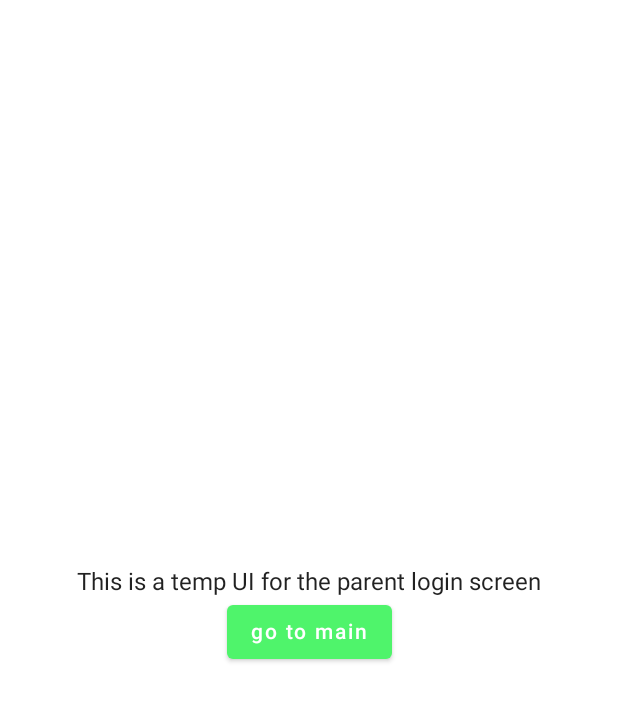
After one commit to roma321m/Kong-Fu-Java, an Android app built with Jetpack Compose: the composable ParentLoginScreen shown on its own in the app's theme, on a phone screen of 412 x 824 dp. The commit adds this screen. Shown: the top 701 px of the screen. Run offline under Robolectric (Android 15) with nearby library versions, the phone set to English and light mode, and no system bars; 1 statement that could not run was skipped.

Commit message:
Packages reorder and added parent login screen navigation

```diff
--- a/app/src/main/java/dorin_roman/app/kongfujava/navigation/Screens.kt
+++ b/app/src/main/java/dorin_roman/app/kongfujava/navigation/Screens.kt
@@ -10,6 +10,7 @@ class Screens(navController: NavController) {
         const val USER_TYPE_SCREEN = "user_type"
         const val CHILD_LOGIN_SCREEN = "child_login"
         const val TEACHER_LOGIN_SCREEN = "teacher_login"
+        const val PARENT_LOGIN_SCREEN = "parent_login"
         const val MAIN_SCREEN = "main"
     }
 
@@ -25,6 +26,7 @@ class Screens(navController: NavController) {
         when (userType) {
             UserType.Teacher -> navController.navigate(route = TEACHER_LOGIN_SCREEN)
             UserType.Child -> navController.navigate(route = CHILD_LOGIN_SCREEN)
+            UserType.Parent -> navController.navigate(route = PARENT_LOGIN_SCREEN)
         }
     }
 
--- a/app/src/main/java/dorin_roman/app/kongfujava/navigation/destination/ChildLoginComposable.kt
+++ b/app/src/main/java/dorin_roman/app/kongfujava/navigation/destination/ChildLoginComposable.kt
@@ -5,9 +5,9 @@ import androidx.compose.animation.core.tween
 import androidx.compose.animation.slideInHorizontally
 import androidx.navigation.NavGraphBuilder
 import com.google.accompanist.navigation.animation.composable
+import dorin_roman.app.kongfujava.navigation.Destinations.ENTER_NAVIGATION_ANIMATION_TIME_MILLIS
 import dorin_roman.app.kongfujava.navigation.Screens
-import dorin_roman.app.kongfujava.navigation.Destinations.ENTER_NAVIGATION_ANIMATION_TIME_MILLIS
-import dorin_roman.app.kongfujava.ui.screens.child_login.ChildLoginScreen
+import dorin_roman.app.kongfujava.ui.screens.login.child.ChildLoginScreen
 
 @ExperimentalAnimationApi
 fun NavGraphBuilder.childLoginComposable(
--- a/app/src/main/java/dorin_roman/app/kongfujava/navigation/destination/SplashComposable.kt
+++ b/app/src/main/java/dorin_roman/app/kongfujava/navigation/destination/SplashComposable.kt
@@ -5,8 +5,8 @@ import androidx.compose.animation.core.tween
 import androidx.compose.animation.slideOutVertically
 import androidx.navigation.NavGraphBuilder
 import com.google.accompanist.navigation.animation.composable
+import dorin_roman.app.kongfujava.navigation.Destinations.EXIT_NAVIGATION_ANIMATION_TIME_MILLIS
 import dorin_roman.app.kongfujava.navigation.Screens.Companion.SPLASH_SCREEN
-import dorin_roman.app.kongfujava.navigation.Destinations.EXIT_NAVIGATION_ANIMATION_TIME_MILLIS
 import dorin_roman.app.kongfujava.ui.screens.splash.SplashScreen
 
 @ExperimentalAnimationApi
--- a/app/src/main/java/dorin_roman/app/kongfujava/navigation/destination/UserTypeComposable.kt
+++ b/app/src/main/java/dorin_roman/app/kongfujava/navigation/destination/UserTypeComposable.kt
@@ -4,7 +4,7 @@ import androidx.compose.animation.ExperimentalAnimationApi
 import androidx.navigation.NavGraphBuilder
 import com.google.accompanist.navigation.animation.composable
 import dorin_roman.app.kongfujava.navigation.Screens
-import dorin_roman.app.kongfujava.ui.screens.user_type.UserTypeScreen
+import dorin_roman.app.kongfujava.ui.screens.login.main.UserTypeScreen
 import dorin_roman.app.kongfujava.util.UserType
 
 
--- a/app/src/main/java/dorin_roman/app/kongfujava/ui/components/FortySixtyLayout.kt
+++ b/app/src/main/java/dorin_roman/app/kongfujava/ui/components/FortySixtyLayout.kt
@@ -1,13 +1,15 @@
 package dorin_roman.app.kongfujava.ui.components
 
 import androidx.compose.foundation.background
-import androidx.compose.foundation.layout.*
+import androidx.compose.foundation.layout.Box
+import androidx.compose.foundation.layout.Row
+import androidx.compose.foundation.layout.fillMaxHeight
+import androidx.compose.foundation.layout.fillMaxSize
 import androidx.compose.material.MaterialTheme
 import androidx.compose.material.Surface
 import androidx.compose.runtime.Composable
 import androidx.compose.ui.Alignment
 import androidx.compose.ui.Modifier
-import androidx.compose.ui.unit.Dp
 
 @Composable
 fun FortySixtyLayout(
--- a/app/src/main/java/dorin_roman/app/kongfujava/ui/screens/user_type/UserTypeScreen.kt
+++ b/app/src/main/java/dorin_roman/app/kongfujava/ui/screens/login/main/UserTypeScreen.kt
@@ -1,4 +1,4 @@
-package dorin_roman.app.kongfujava.ui.screens.user_type
+package dorin_roman.app.kongfujava.ui.screens.login.main
 
 import android.content.res.Configuration.UI_MODE_NIGHT_NO
 import android.content.res.Configuration.UI_MODE_NIGHT_YES
@@ -6,6 +6,8 @@ import androidx.compose.runtime.Composable
 import androidx.compose.ui.tooling.preview.Devices
 import androidx.compose.ui.tooling.preview.Preview
 import dorin_roman.app.kongfujava.ui.components.FortySixtyLayout
+import dorin_roman.app.kongfujava.ui.screens.login.main.content.UserTypeScreenContent
+import dorin_roman.app.kongfujava.ui.screens.login.main.image.UserTypeScreenImage
 import dorin_roman.app.kongfujava.ui.theme.KongFuJavaTheme
 import dorin_roman.app.kongfujava.util.UserType
 
--- a/app/src/main/java/dorin_roman/app/kongfujava/ui/screens/user_type/UserTypeScreenContent.kt
+++ b/app/src/main/java/dorin_roman/app/kongfujava/ui/screens/login/main/content/UserTypeScreenContent.kt
@@ -1,4 +1,4 @@
-package dorin_roman.app.kongfujava.ui.screens.user_type
+package dorin_roman.app.kongfujava.ui.screens.login.main.content
 
 import androidx.compose.foundation.Image
 import androidx.compose.foundation.layout.*
@@ -112,7 +112,7 @@ fun UserTypeScreenContentButtons(
             .fillMaxWidth(0.6f)
             .padding(MaterialTheme.spacing.medium),
         onClick = {
-            // Fixme - add navigation to parent login
+            navigateToLoginScreen(UserType.Parent)
         }
     ) {
         Text(text = "I'm a parent") // Fixme - change to string rss
--- a/app/src/main/java/dorin_roman/app/kongfujava/ui/screens/user_type/UserTypeScreenImage.kt
+++ b/app/src/main/java/dorin_roman/app/kongfujava/ui/screens/login/main/image/UserTypeScreenImage.kt
@@ -1,4 +1,4 @@
-package dorin_roman.app.kongfujava.ui.screens.user_type
+package dorin_roman.app.kongfujava.ui.screens.login.main.image
 
 import androidx.compose.foundation.Image
 import androidx.compose.foundation.layout.fillMaxSize
--- /dev/null
+++ b/app/src/main/java/dorin_roman/app/kongfujava/ui/screens/login/parent/ParentLoginScreen.kt
@@ -0,0 +1,38 @@
+package dorin_roman.app.kongfujava.ui.screens.login.parent
+
+import androidx.compose.foundation.layout.Arrangement
+import androidx.compose.foundation.layout.Column
+import androidx.compose.foundation.layout.fillMaxSize
+import androidx.compose.foundation.layout.padding
+import androidx.compose.material.Button
+import androidx.compose.material.MaterialTheme
+import androidx.compose.material.Text
+import androidx.compose.runtime.Composable
+import androidx.compose.ui.Alignment
+import androidx.compose.ui.Modifier
+import dorin_roman.app.kongfujava.ui.theme.spacing
+
+@Composable
+fun ParentLoginScreen(
+    navigateToMainScreen: () -> Unit
+) {
+    TempUI(navigateToMainScreen = navigateToMainScreen)
+}
+
+@Composable
+fun TempUI(
+    navigateToMainScreen: () -> Unit
+) {
+    Column(
+        modifier = Modifier
+            .fillMaxSize()
+            .padding(MaterialTheme.spacing.large),
+        verticalArrangement = Arrangement.Center,
+        horizontalAlignment = Alignment.CenterHorizontally
+    ) {
+        Text(text = "This is a temp UI for the parent login screen")
+        Button(onClick = navigateToMainScreen) {
+            Text(text = "go to main")
+        }
+    }
+}
--- a/app/src/main/java/dorin_roman/app/kongfujava/ui/screens/splash/SplashScreen.kt
+++ b/app/src/main/java/dorin_roman/app/kongfujava/ui/screens/splash/SplashScreen.kt
@@ -8,6 +8,7 @@ import androidx.compose.ui.tooling.preview.Preview
 import androidx.compose.ui.unit.dp
 import dorin_roman.app.kongfujava.ui.screens.splash.SplashScreen.Companion.SPLASH_SCREEN_ANIMATION_TIME_MILLIS
 import dorin_roman.app.kongfujava.ui.screens.splash.SplashScreen.Companion.SPLASH_SCREEN_TIME_MILLIS
+import dorin_roman.app.kongfujava.ui.screens.splash.content.Logo
 import kotlinx.coroutines.delay
 
 class SplashScreen {
--- a/app/src/main/java/dorin_roman/app/kongfujava/ui/screens/splash/Logo.kt
+++ b/app/src/main/java/dorin_roman/app/kongfujava/ui/screens/splash/content/Logo.kt
@@ -1,4 +1,4 @@
-package dorin_roman.app.kongfujava.ui.screens.splash
+package dorin_roman.app.kongfujava.ui.screens.splash.content
 
 import androidx.compose.foundation.Image
 import androidx.compose.foundation.background
@@ -18,7 +18,6 @@ import androidx.compose.ui.unit.Dp
 import dorin_roman.app.kongfujava.R
 import dorin_roman.app.kongfujava.ui.screens.splash.SplashScreen.Companion.LOGO_SIZE
 import dorin_roman.app.kongfujava.ui.theme.splashScreenBackground
-
 
 @Composable
 fun Logo(
--- a/app/src/main/java/dorin_roman/app/kongfujava/util/UserType.kt
+++ b/app/src/main/java/dorin_roman/app/kongfujava/util/UserType.kt
@@ -2,5 +2,6 @@ package dorin_roman.app.kongfujava.util
 
 enum class UserType {
     Teacher,
-    Child
+    Child,
+    Parent
 }
```
Also changed, not shown: app/src/main/java/dorin_roman/app/kongfujava/navigation/destination/ParentLoginComposable.kt (renamed from app/src/main/java/dorin_roman/app/kongfujava/navigation/destination/TeacherLoginComposable.kt, +5 -5 lines), app/src/main/java/dorin_roman/app/kongfujava/ui/screens/login/child/ChildLoginScreen.kt (renamed from app/src/main/java/dorin_roman/app/kongfujava/ui/screens/teacher_login/TeacherLoginScreen.kt, +4 -4 lines), app/src/main/java/dorin_roman/app/kongfujava/ui/screens/login/teacher/TeacherLoginScreen.kt (renamed from app/src/main/java/dorin_roman/app/kongfujava/ui/screens/child_login/ChildLoginScreen.kt, +4 -4 lines).
